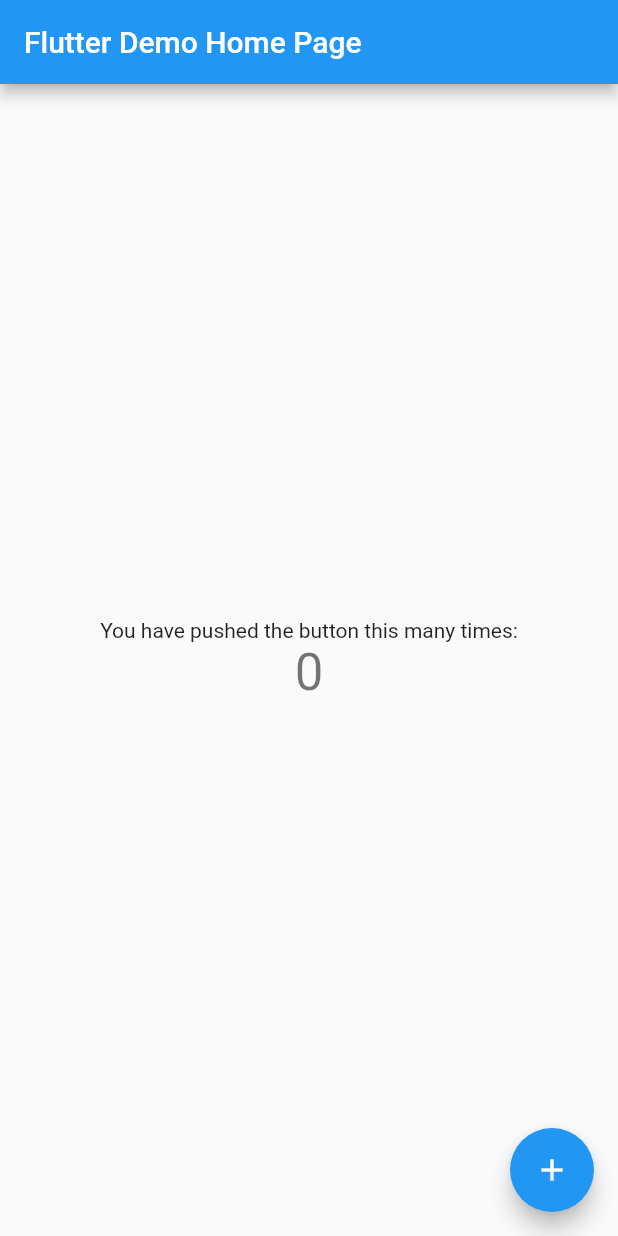
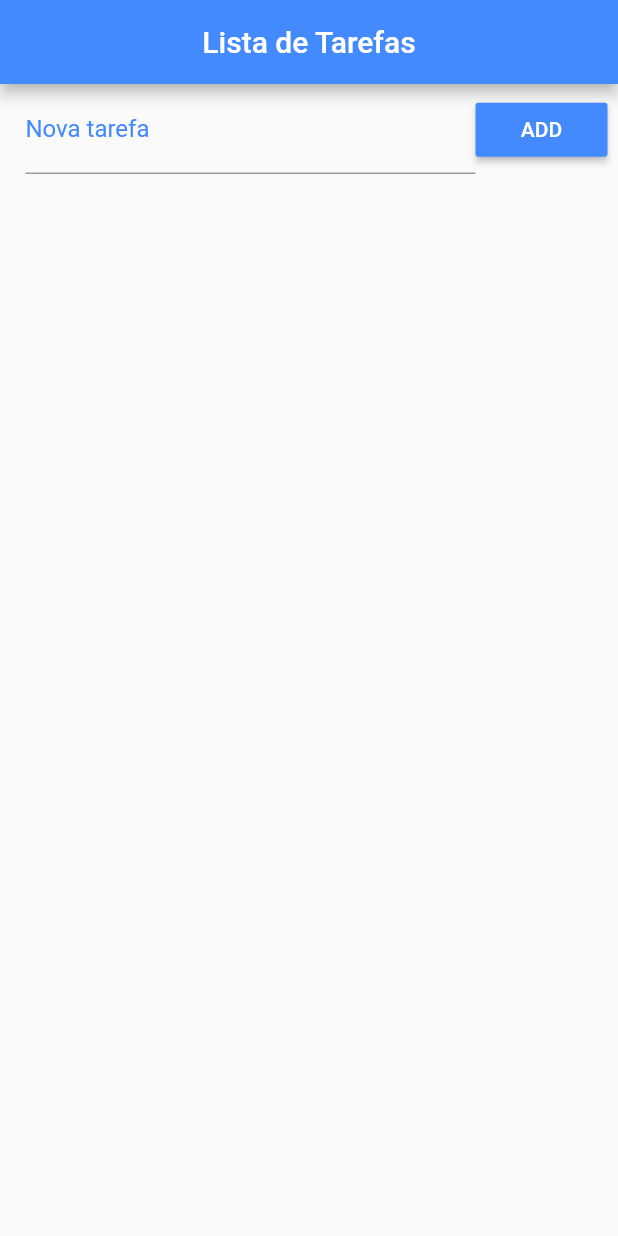
Before and after one commit to mludovico/lista_tarefas, a Flutter app: the screen it shows after launch, on a phone screen of 412 x 824 dp. Run offline on Flutter 3.47's test engine with Material 2 defaults, Android fonts, the phone set to English and light mode, and no system bars.

Commit message:
App quase funcional

```diff
--- a/lib/main.dart
+++ b/lib/main.dart
@@ -1,111 +1,113 @@
+import 'dart:convert';
+import 'dart:io';
+import 'dart:async';
 import 'package:flutter/material.dart';
+import 'package:path_provider/path_provider.dart';
 
-void main() => runApp(MyApp());
-
-class MyApp extends StatelessWidget {
-  // This widget is the root of your application.
-  @override
-  Widget build(BuildContext context) {
-    return MaterialApp(
-      title: 'Flutter Demo',
-      theme: ThemeData(
-        // This is the theme of your application.
-        //
-        // Try running your application with "flutter run". You'll see the
-        // application has a blue toolbar. Then, without quitting the app, try
-        // changing the primarySwatch below to Colors.green and then invoke
-        // "hot reload" (press "r" in the console where you ran "flutter run",
-        // or simply save your changes to "hot reload" in a Flutter IDE).
-        // Notice that the counter didn't reset back to zero; the application
-        // is not restarted.
-        primarySwatch: Colors.blue,
-      ),
-      home: MyHomePage(title: 'Flutter Demo Home Page'),
-    );
-  }
+void main(){
+  runApp(MaterialApp(
+    home: Home(),
+  ));
 }
 
-class MyHomePage extends StatefulWidget {
-  MyHomePage({Key key, this.title}) : super(key: key);
-
-  // This widget is the home page of your application. It is stateful, meaning
-  // that it has a State object (defined below) that contains fields that affect
-  // how it looks.
-
-  // This class is the configuration for the state. It holds the values (in this
-  // case the title) provided by the parent (in this case the App widget) and
-  // used by the build method of the State. Fields in a Widget subclass are
-  // always marked "final".
-
-  final String title;
-
+class Home extends StatefulWidget {
   @override
-  _MyHomePageState createState() => _MyHomePageState();
+  _HomeState createState() => _HomeState();
 }
 
-class _MyHomePageState extends State<MyHomePage> {
-  int _counter = 0;
+class _HomeState extends State<Home> {
+  List _toDoList = [];
 
-  void _incrementCounter() {
+  TextEditingController controller = TextEditingController();
+
+  void addToDo(){
     setState(() {
-      // This call to setState tells the Flutter framework that something has
-      // changed in this State, which causes it to rerun the build method below
-      // so that the display can reflect the updated values. If we changed
-      // _counter without calling setState(), then the build method would not be
-      // called again, and so nothing would appear to happen.
-      _counter++;
+      Map<String, dynamic> newToDo = Map();
+      newToDo['title'] = controller.text;
+      newToDo['concluido'] = false;
+      _toDoList.add(newToDo);
+      controller.text = "";
     });
   }
 
   @override
   Widget build(BuildContext context) {
-    // This method is rerun every time setState is called, for instance as done
-    // by the _incrementCounter method above.
-    //
-    // The Flutter framework has been optimized to make rerunning build methods
-    // fast, so that you can just rebuild anything that needs updating rather
-    // than having to individually change instances of widgets.
     return Scaffold(
       appBar: AppBar(
-        // Here we take the value from the MyHomePage object that was created by
-        // the App.build method, and use it to set our appbar title.
-        title: Text(widget.title),
+        title: Text("Lista de Tarefas"),
+        backgroundColor: Colors.blueAccent,
+        centerTitle: true,
       ),
-      body: Center(
-        // Center is a layout widget. It takes a single child and positions it
-        // in the middle of the parent.
-        child: Column(
-          // Column is also layout widget. It takes a list of children and
-          // arranges them vertically. By default, it sizes itself to fit its
-          // children horizontally, and tries to be as tall as its parent.
-          //
-          // Invoke "debug painting" (press "p" in the console, choose the
-          // "Toggle Debug Paint" action from the Flutter Inspector in Android
-          // Studio, or the "Toggle Debug Paint" command in Visual Studio Code)
-          // to see the wireframe for each widget.
-          //
-          // Column has various properties to control how it sizes itself and
-          // how it positions its children. Here we use mainAxisAlignment to
-          // center the children vertically; the main axis here is the vertical
-          // axis because Columns are vertical (the cross axis would be
-          // horizontal).
-          mainAxisAlignment: MainAxisAlignment.center,
-          children: <Widget>[
-            Text(
-              'You have pushed the button this many times:',
+      body: Column(
+        children: <Widget>[
+          Container(
+            padding: EdgeInsets.fromLTRB(17.0, 1.0, 7.0, 1.0),
+            child: Row(
+              children: <Widget>[
+                Expanded(
+                  child: TextField(
+                    controller: controller,
+                    decoration: InputDecoration(
+                        labelText: "Nova tarefa",
+                        labelStyle: TextStyle(
+                            color: Colors.blueAccent
+                        )
+                    ),
+                  ),
+                ),
+                RaisedButton(
+                  color: Colors.blueAccent,
+                  child: Text("ADD"),
+                  textColor: Colors.white,
+                  onPressed: addToDo
+                )
+              ],
             ),
-            Text(
-              '$_counter',
-              style: Theme.of(context).textTheme.display1,
+          ),
+          Expanded(
+            child: ListView.builder(
+              padding: EdgeInsets.only(top: 10.0),
+              itemCount: _toDoList.length,
+              itemBuilder: (context, index){
+                return CheckboxListTile(
+                  title: Text(_toDoList[index]['title']),
+                  value: _toDoList[index]['concluido'],
+                  secondary: CircleAvatar(
+                    child: Icon(_toDoList[index]['concluido']?
+                            Icons.check:Icons.error),
+                  ),
+                  onChanged: (checked){
+                    print(checked);
+                    setState(() {
+                      _toDoList[index]['concluido'] = checked;
+                    });
+                  },
+                );
+              }
             ),
-          ],
-        ),
+          )
+        ],
       ),
-      floatingActionButton: FloatingActionButton(
-        onPressed: _incrementCounter,
-        tooltip: 'Increment',
-        child: Icon(Icons.add),
-      ), // This trailing comma makes auto-formatting nicer for build methods.
     );
   }
+
+  Future<File> _getFile() async {
+    final directory = await getApplicationDocumentsDirectory();
+    return File("${directory.path}/data.json");
+  }
+
+  Future<File> _saveData() async {
+    String data = json.encode(_toDoList);
+    final file = await _getFile();
+    return file.writeAsString(data);
+  }
+
+  Future<String> _readData() async {
+    try{
+      final file = await _getFile();
+      return file.readAsString();
+    }catch(e){
+      return null;
+    }
+  }
 }
--- a/pubspec.yaml
+++ b/pubspec.yaml
@@ -23,6 +23,7 @@ dependencies:
   # The following adds the Cupertino Icons font to your application.
   # Use with the CupertinoIcons class for iOS style icons.
   cupertino_icons: ^0.1.2
+  path_provider: "^0.4.1"
 
 dev_dependencies:
   flutter_test:
```
Also changed, not shown: pubspec.lock, 1 other file.
